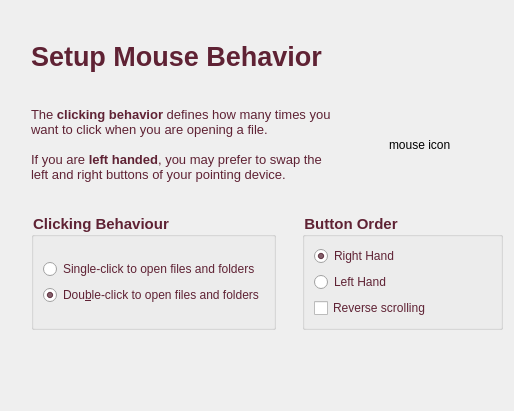
First picture: the form in kde/kaptan/src/gui/mouseWidget.ui, repository pars-linux/uludag, before the edit.
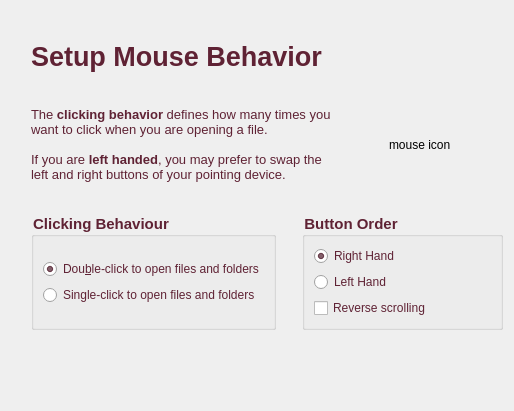
Second picture: the form after the edit.

Commit message: change mouse behavior order

The edit to the form file:
```diff
--- a/kde/kaptan/src/gui/mouseWidget.ui
+++ b/kde/kaptan/src/gui/mouseWidget.ui
@@ -196,22 +196,6 @@
            <layout class="QGridLayout" name="gridLayout">
             <item row="0" column="0">
              <layout class="QVBoxLayout" name="verticalLayout_6">
-              <item>
-               <widget class="QRadioButton" name="singleClick">
-                <property name="enabled">
-                 <bool>true</bool>
-                </property>
-                <property name="mouseTracking">
-                 <bool>true</bool>
-                </property>
-                <property name="text">
-                 <string>Single-click to open files and folders</string>
-                </property>
-                <property name="checked">
-                 <bool>false</bool>
-                </property>
-               </widget>
-              </item>
               <item>
                <widget class="QRadioButton" name="DoubleClick">
                 <property name="font">
@@ -232,6 +216,22 @@
                 </property>
                </widget>
               </item>
+              <item>
+               <widget class="QRadioButton" name="singleClick">
+                <property name="enabled">
+                 <bool>true</bool>
+                </property>
+                <property name="mouseTracking">
+                 <bool>true</bool>
+                </property>
+                <property name="text">
+                 <string>Single-click to open files and folders</string>
+                </property>
+                <property name="checked">
+                 <bool>false</bool>
+                </property>
+               </widget>
+              </item>
              </layout>
             </item>
            </layout>
```
